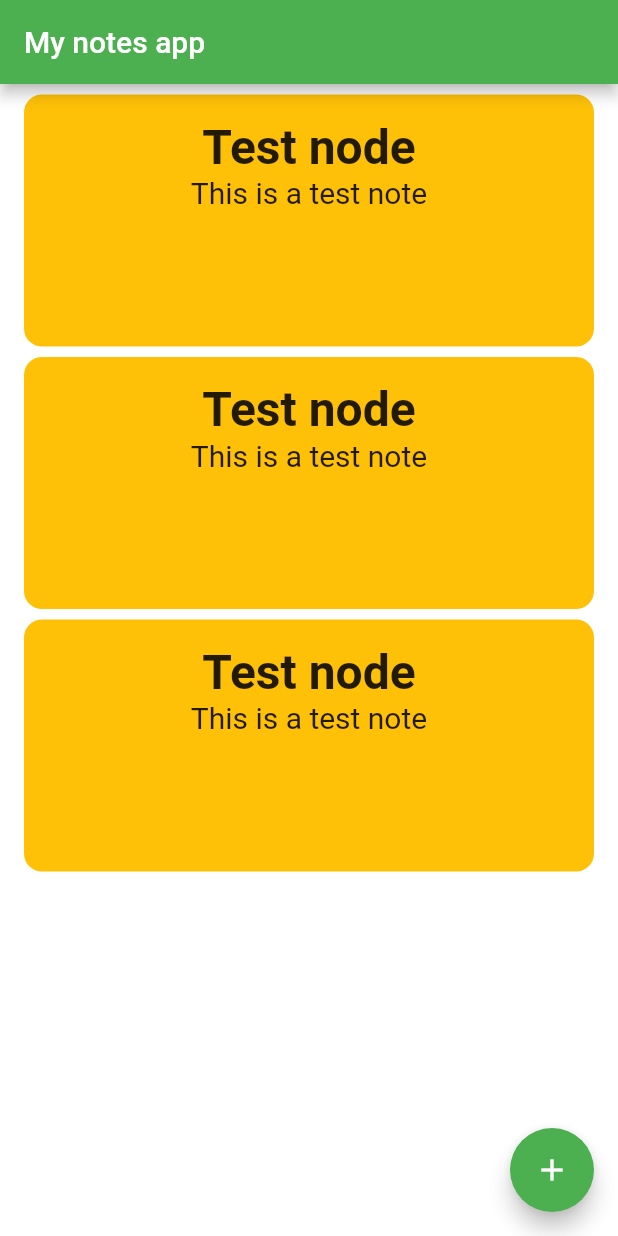
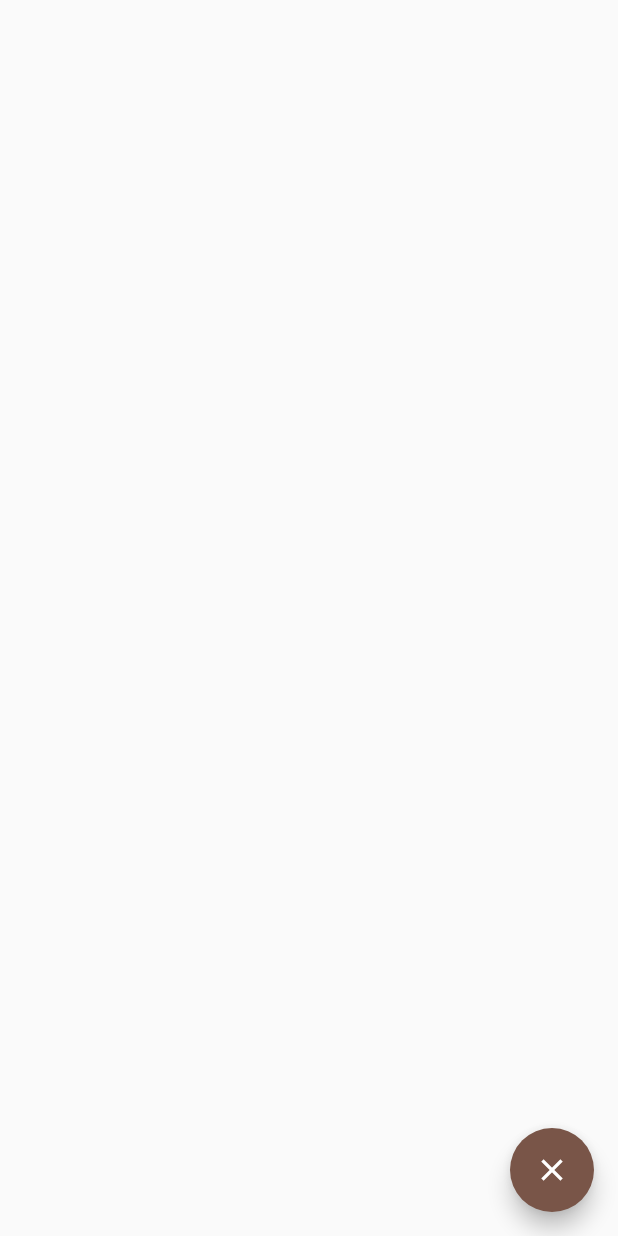
Before and after one commit to JonaVDM/flutterNotes, a Flutter app: the screen it shows after launch, after a tap on the "add" icon, on a phone screen of 412 x 824 dp. Run offline on Flutter 3.47's test engine with Material 2 defaults, Android fonts, the phone set to English and light mode, and no system bars.

Commit message:
Added in the view for new notes and route to there

```diff
--- a/lib/main.dart
+++ b/lib/main.dart
@@ -9,7 +9,7 @@ class MyApp extends StatelessWidget {
     return MaterialApp(
       title: 'Flutter Demo',
       theme: ThemeData(
-        primarySwatch: Colors.blue,
+        primarySwatch: Colors.brown,
       ),
       home: HomePage(),
     );
--- a/lib/models/note.dart
+++ b/lib/models/note.dart
@@ -14,6 +14,6 @@ final List<Note> notes = [
     1,
     'Test node',
     'This is a test note',
-    Colors.amber
+    Colors.green
   ),
 ];
--- a/lib/ui/home/home_page.dart
+++ b/lib/ui/home/home_page.dart
@@ -1,31 +1,35 @@
 import 'package:flutter/material.dart';
-import 'package:notes_app/ui/home/note_widget.dart';
-import 'package:notes_app/models/note.dart';
+import 'package:notes_app/ui/home/notes_view_widget.dart';
+import 'package:notes_app/ui/new/new_note_widget.dart';
 
-class HomePage extends StatelessWidget {
+class HomePage extends StatefulWidget {
+  @override
+  HomePageState createState() => HomePageState();
+}
+
+class HomePageState extends State<HomePage> {
+  void _newNote() {
+    Navigator.push(context, MaterialPageRoute<void>(
+      builder: (BuildContext context) {
+        return NewNoteWidget();
+      }
+    ));
+  }
+
   @override
   Widget build(BuildContext context) {
     return Scaffold(
       appBar: AppBar(
-        title: Text('My notes app'),
+        title: Text('Fancy notes app'),
+      ),
+      backgroundColor: Colors.yellow,
+      floatingActionButton: FloatingActionButton(
+        onPressed: _newNote,
+        tooltip: 'New note',
+        child: Icon(Icons.add),
         backgroundColor: Colors.green,
       ),
-      backgroundColor: Colors.white54,
-      body: Column(
-        children: <Widget>[
-          NoteWidget(notes[0]),
-          NoteWidget(notes[0]),
-          NoteWidget(notes[0]),
-        ],
-      ),
-      floatingActionButton: FloatingActionButton(
-        onPressed: () => {},
-        tooltip: 'New note',
-        child: Icon(
-          Icons.add,
-        ),
-        backgroundColor: Colors.green,
-      ),
+      body: NotesViewWidget(),
     );
   }
 }
--- /dev/null
+++ b/lib/ui/home/notes_view_widget.dart
@@ -0,0 +1,17 @@
+import 'package:flutter/material.dart';
+import 'package:notes_app/ui/home/note_widget.dart';
+import 'package:notes_app/models/note.dart';
+
+class NotesViewWidget extends StatelessWidget {
+  @override
+  Widget build(BuildContext context) {
+
+    return Column(
+      children: <Widget>[
+        NoteWidget(notes[0]),
+        NoteWidget(notes[0]),
+        NoteWidget(notes[0]),
+      ],
+    );
+  }
+}
--- /dev/null
+++ b/lib/ui/new/new_note_widget.dart
@@ -0,0 +1,29 @@
+import 'package:flutter/material.dart';
+// import 'package:notes_app/models/note.dart';
+
+class NewNoteWidget extends StatelessWidget {
+  @override
+  Widget build(BuildContext context) {
+    return Scaffold(
+      body: Container(
+        margin: EdgeInsets.only(top: 50.0),
+        child: Column(
+          children: <Widget>[
+            TextField(
+              decoration: InputDecoration(
+                border: InputBorder.none,
+                contentPadding: EdgeInsets.all(5.0)
+              ),
+            ),
+          ],
+        ),
+      ),
+      floatingActionButton: FloatingActionButton(
+        onPressed: () {
+          Navigator.pop(context);
+        },
+        child: Icon(Icons.close),
+      ),
+    );
+  }
+}
```
